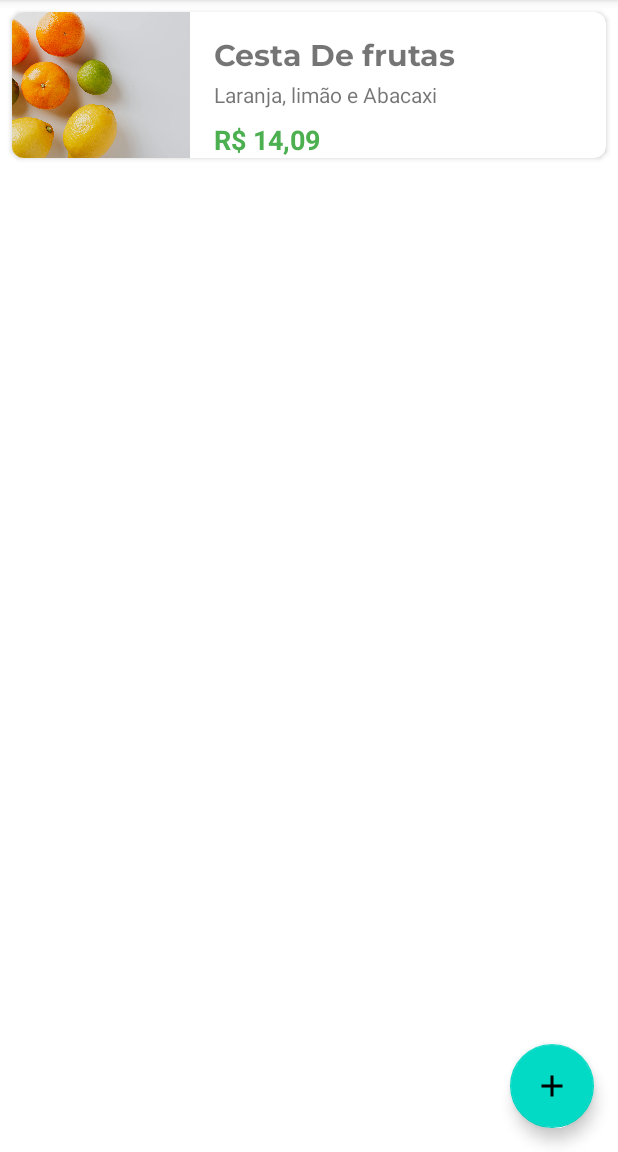
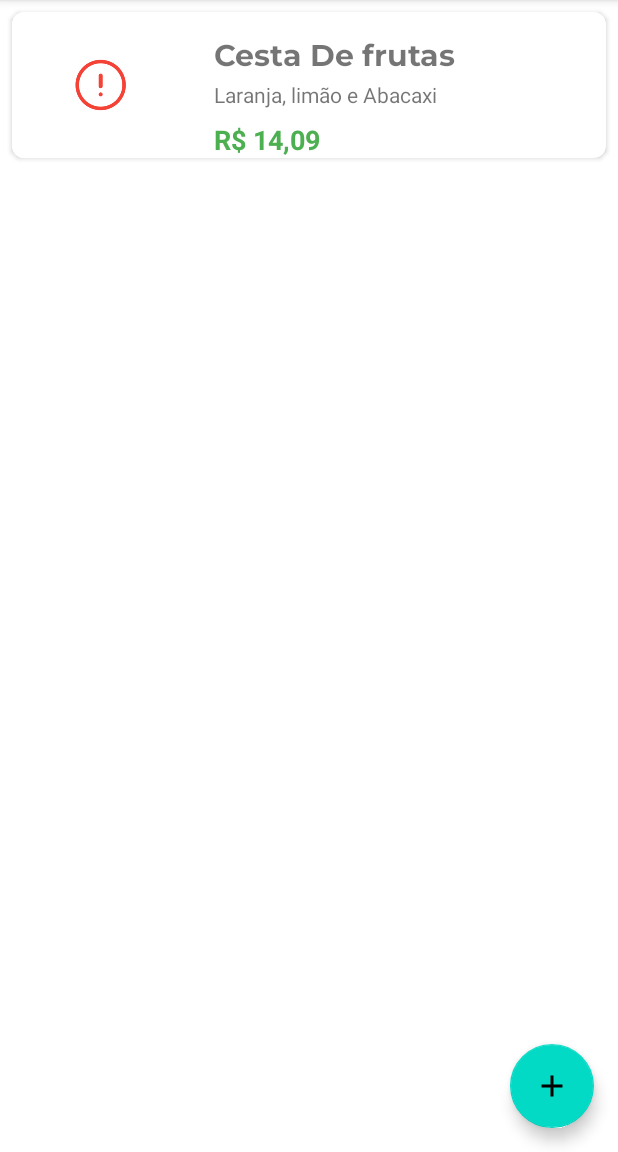
Before and after one commit to JoaoLucasKnight/Android_Fundament, an Android app: the screen it shows after launch (ListActivity), on a phone screen of 412 x 824 dp, the part 84-1236 px from its top. Run offline under Robolectric (Android 15) with nearby library versions, the phone set to English and light mode, and no system bars.

Commit message:
Curso 2 Aula 4 e 5

```diff
--- a/app/src/main/AndroidManifest.xml
+++ b/app/src/main/AndroidManifest.xml
@@ -7,6 +7,7 @@
     (name. exported, intent(action - name, category - name))
     * a mais encima é apresentada
 -->
+    <uses-permission android:name="android.permission.INTERNET"/>
 
     <application
         android:allowBackup="true"
--- a/app/src/main/java/br/com/alura/orgs/model/Produto.kt
+++ b/app/src/main/java/br/com/alura/orgs/model/Produto.kt
@@ -6,7 +6,8 @@ import java.text.Bidi
 class Produto (
     val nome : String,
     val descricao: String,
-    val valor: BigDecimal
+    val valor: BigDecimal,
+    val img: String? = null
 ){
 
 }
--- a/app/src/main/java/br/com/alura/orgs/ui/recyclerview/adpter/ListProdutosAdpater.kt
+++ b/app/src/main/java/br/com/alura/orgs/ui/recyclerview/adpter/ListProdutosAdpater.kt
@@ -3,10 +3,13 @@ package br.com.alura.orgs.ui.recyclerview.adpter
 
 import android.content.Context
 import android.view.LayoutInflater
+import android.view.View
 import android.view.ViewGroup
 import androidx.recyclerview.widget.RecyclerView
+import br.com.alura.orgs.R
 import br.com.alura.orgs.databinding.ProductItemBinding
 import br.com.alura.orgs.model.Produto
+import coil.load
 import java.text.NumberFormat
 import java.util.*
 
@@ -37,8 +40,19 @@ class ListProdutosAdpater(
                 .getCurrencyInstance(Locale("pt", "br"))
                 .format(produto.valor)
 
+            val vise = if (produto.img == null){
+                View.VISIBLE
+            }else{
+                View.GONE
+            }
+
             val valor = binding.valor
             valor.text = valorFormatado
+            binding.imageView.load(produto.img) {
+                fallback(R.drawable.erro)
+                error(R.drawable.erro)
+                placeholder(R.drawable.placeholder)
+            }
         }
     }
 
--- /dev/null
+++ b/app/src/main/res/drawable/placeholder.xml
@@ -0,0 +1,6 @@
+<?xml version="1.0" encoding="utf-8"?>
+
+<shape xmlns:android="http://schemas.android.com/apk/res/android"
+    android:shape="rectangle">
+    <solid android:color="@color/cardview_dark_background"/>
+</shape>
--- a/app/src/main/res/layout/form_imagem.xml
+++ b/app/src/main/res/layout/form_imagem.xml
@@ -45,6 +45,7 @@
             >
 
             <com.google.android.material.textfield.TextInputEditText
+                android:id="@+id/FormImgUrl"
                 android:layout_width="match_parent"
                 android:layout_height="wrap_content"
                 android:hint="URL da imagem"
```
Also changed, not shown: app/src/main/java/br/com/alura/orgs/ui/activity/FormProdutosActivity.kt (+18 -11 lines), app/src/main/res/drawable/erro.png (added).
